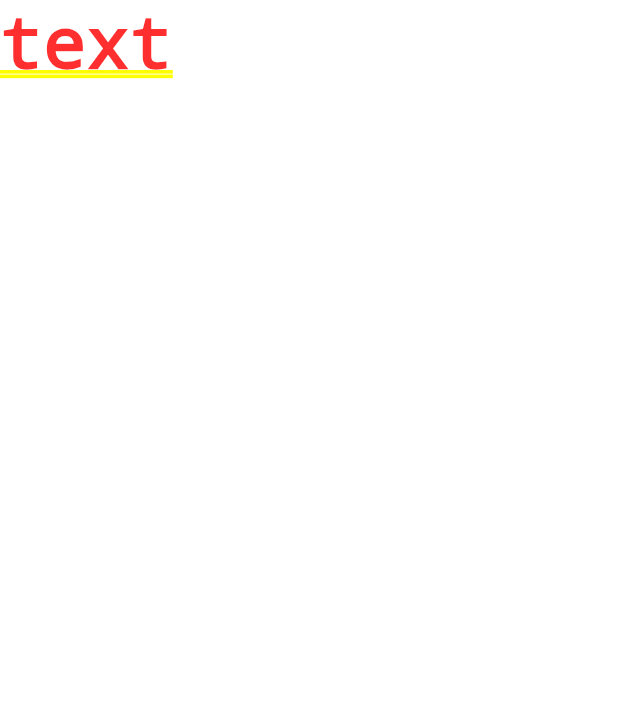
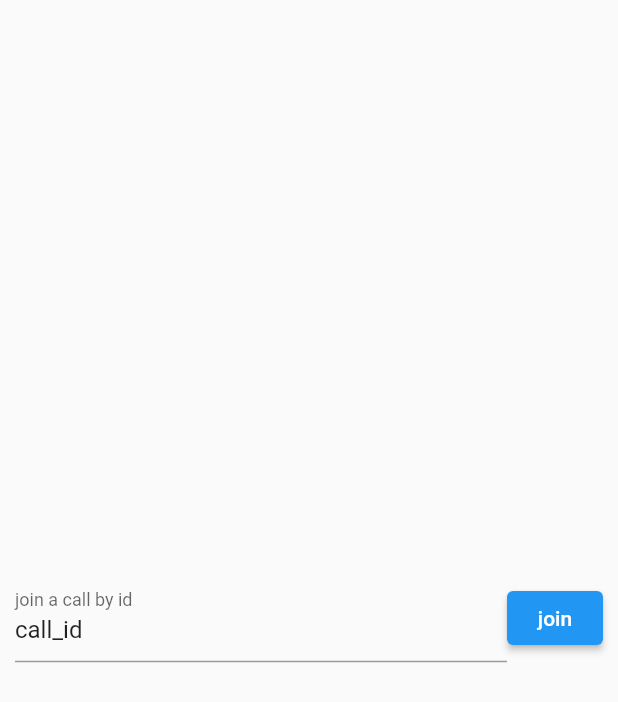
Before and after one commit to mewjeans/WITDOG_APP, a Flutter app: the HomeScreenContent screen opened directly, after a tap on "영상 통화", on a phone screen of 412 x 824 dp. Shown: the top 702 px of the screen. Run offline on Flutter 3.47's test engine with Material 2 defaults, Android fonts, the phone set to English and light mode, and no system bars; our stand-ins replace flutter_native_splash, shared_preferences, supabase_flutter, timeago; missing offline and left inert: dart:ffi, zego_uikit_prebuilt_call; accounts and stored records are empty.

Commit message:
feat: add videoCall implementation

```diff
--- a/lib/screens/home_screen.dart
+++ b/lib/screens/home_screen.dart
@@ -1,8 +1,10 @@
 import 'dart:ffi';
 
 import 'package:flutter/material.dart';
+import 'package:flutter/rendering.dart';
 import 'package:pet/screens/chat_screen.dart';
 import 'package:pet/screens/my_profile.dart';
+import 'package:pet/screens/video_home_screen.dart';
 import 'package:pet/widgets/service_guide_dialog.dart';
 import 'package:shared_preferences/shared_preferences.dart';
 
@@ -351,7 +353,9 @@ class HomeScreenContent extends StatelessWidget {
                     elevation: 1.5,
                     child: InkWell(
                       onTap: () {
-                        Navigator.push(context, MaterialPageRoute(builder: (context) => Text('text')));
+                        Navigator.push(context, MaterialPageRoute(builder: (context) {
+                          return VideoHomeScreen();
+                        }));
                       },
                       child: Column(
                         mainAxisAlignment: MainAxisAlignment.center,
--- /dev/null
+++ b/lib/screens/video_home_screen.dart
@@ -0,0 +1,50 @@
+import 'package:flutter/material.dart';
+import 'package:pet/screens/video_call_screen.dart';
+import 'package:zego_uikit_prebuilt_call/zego_uikit_prebuilt_call.dart';
+
+class VideoHomeScreen extends StatelessWidget {
+  /// Users who use the same callID can in the same call.
+  final callIDTextCtrl = TextEditingController(text: "call_id");
+
+  VideoHomeScreen({Key? key}) : super(key: key);
+
+  @override
+  Widget build(BuildContext context) {
+    return Scaffold(
+      body: Center(
+        child: Padding(
+          padding: const EdgeInsets.symmetric(horizontal: 10),
+          child: Row(
+            mainAxisAlignment: MainAxisAlignment.center,
+            crossAxisAlignment: CrossAxisAlignment.center,
+            children: [
+              Expanded(
+                child: TextFormField(
+                  controller: callIDTextCtrl,
+                  decoration:
+                  const InputDecoration(labelText: "join a call by id"),
+                ),
+              ),
+              ElevatedButton(
+                onPressed: () {
+                  if (ZegoUIKitPrebuiltCallMiniOverlayMachine().isMinimizing) {
+                    /// when the application is minimized (in a minimized state),
+                    /// disable button clicks to prevent multiple PrebuiltCall components from being created.
+                    return;
+                  }
+
+                  Navigator.of(context).push(
+                    MaterialPageRoute(builder: (context) {
+                      return VideoCallScreen(callId: callIDTextCtrl.text);
+                    }),
+                  );
+                },
+                child: const Text("join"),
+              ),
+            ],
+          ),
+        ),
+      ),
+    );
+  }
+}
--- a/lib/utils/constants.dart
+++ b/lib/utils/constants.dart
@@ -1,8 +1,12 @@
+import 'dart:math' as math;
 import 'package:flutter/material.dart';
 import 'package:supabase_flutter/supabase_flutter.dart';
 
 // supabase client
 final supabase = Supabase.instance.client;
+
+// videocall id
+final String localUserId = math.Random().nextInt(10000).toString();
 
 /// Simple sized box to space out form elements
 const formSpacer = SizedBox(width: 16, height: 16);
--- a/pubspec.yaml
+++ b/pubspec.yaml
@@ -45,8 +45,8 @@ dependencies:
   intl: ^0.18.1
   flutter_secure_storage:
   shared_preferences:
-  flutter_webrtc: ^0.9.45
-  permission_handler: ^11.0.1
+  permission_handler: ^10.2.0
+  zego_uikit_prebuilt_call: ^3.16.0
 
 
 
```
Also changed, not shown: lib/screens/video_call_screen.dart (added, +50 -0 lines), pubspec.lock, 3 other files.
